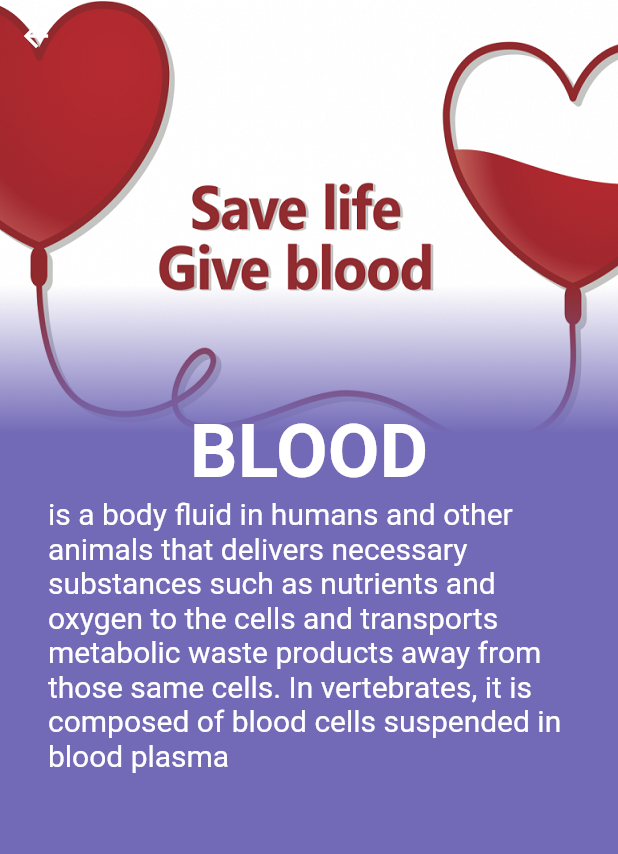
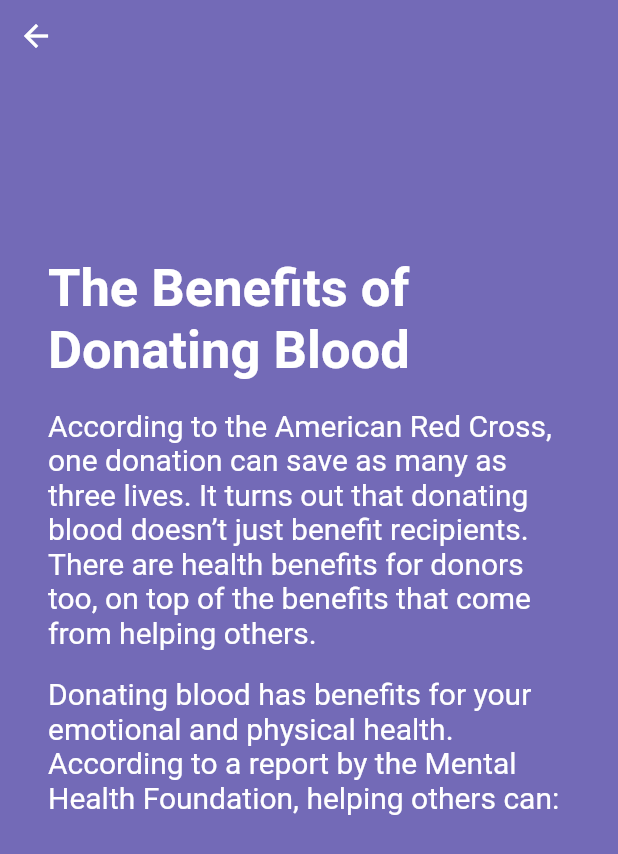
Before and after one commit to RamDio/idobloodapp, a Flutter app: the AB screen opened directly, on a phone screen of 412 x 824 dp. Shown: the top 854 px of the screen. Run offline on Flutter 3.47's test engine with Material 2 defaults, Android fonts, the light colour scheme and no system bars; our stand-ins replace flutter_spinkit, font_awesome_flutter, webview_flutter.

Commit message:
blood benefit page edited

```diff
--- a/lib/home/bloodinfo/ab.dart
+++ b/lib/home/bloodinfo/ab.dart
@@ -13,14 +13,14 @@ class AB extends StatelessWidget {
           child: new Stack(
             children: <Widget>[
 
-              new Container(
-                child: new Image.asset(
-                  "asset/bd.png",
-                  fit: BoxFit.cover,
-                  height: 300.0,
-                ),
-                constraints: new BoxConstraints.expand(height: 300.0),
-              ),
+              // new Container(
+              //   child: new Image.asset(
+              //     "asset/bd.png",
+              //     fit: BoxFit.cover,
+              //     height: 300.0,
+              //   ),
+              //   constraints: new BoxConstraints.expand(height: 300.0),
+              // ),
               new Container(
                 margin: new EdgeInsets.only(top: 190.0),
                 height: 110.0,
@@ -45,15 +45,22 @@ class AB extends StatelessWidget {
                       crossAxisAlignment: CrossAxisAlignment.start,
                       children: <Widget>[
                         Padding(
-                          padding: const EdgeInsets.only(top: 200.0),
+                          padding: const EdgeInsets.only(top: 100.0),
                           child: Column(
                             children: <Widget>[
-                              new Text("BLOOD",
+                              new Text("The Benefits of Donating Blood",
                                   style: TextStyle(
                                       color: Colors.white,
-                                      fontSize: 50,
+                                      fontSize: 35,
                                       fontWeight: FontWeight.bold)),
-                              new Text("is a body fluid in humans and other animals that delivers necessary substances such as nutrients and oxygen to the cells and transports metabolic waste products away from those same cells. In vertebrates, it is composed of blood cells suspended in blood plasma ", style: TextStyle(fontSize: 20,color:Colors.white),),
+                              Padding(
+                                padding: const EdgeInsets.only(top:18.0),
+                                child: new Text(benefit, style: TextStyle(fontSize: 20,color:Colors.white),),
+                              ),
+                              Padding(
+                                padding: const EdgeInsets.only(top:18.0),
+                                child: new Text(benefit2, style: TextStyle(fontSize: 20,color:Colors.white),),
+                              ),
 
                             ],
                           ),
@@ -81,3 +88,11 @@ class AB extends StatelessWidget {
             child: new BackButton(color: Colors.white),
           );
   }
+
+  String benefit="According to the American Red Cross, one donation "
+  "can save as many as three lives. It turns out that donating blood doesn’t "
+  "just benefit recipients. There are health benefits for donors too, on "
+  "top of the benefits that come from helping others. ";
+
+  String benefit2="Donating blood has benefits for your emotional and physical health."
+  " According to a report by the Mental Health Foundation, helping others can:";
```
